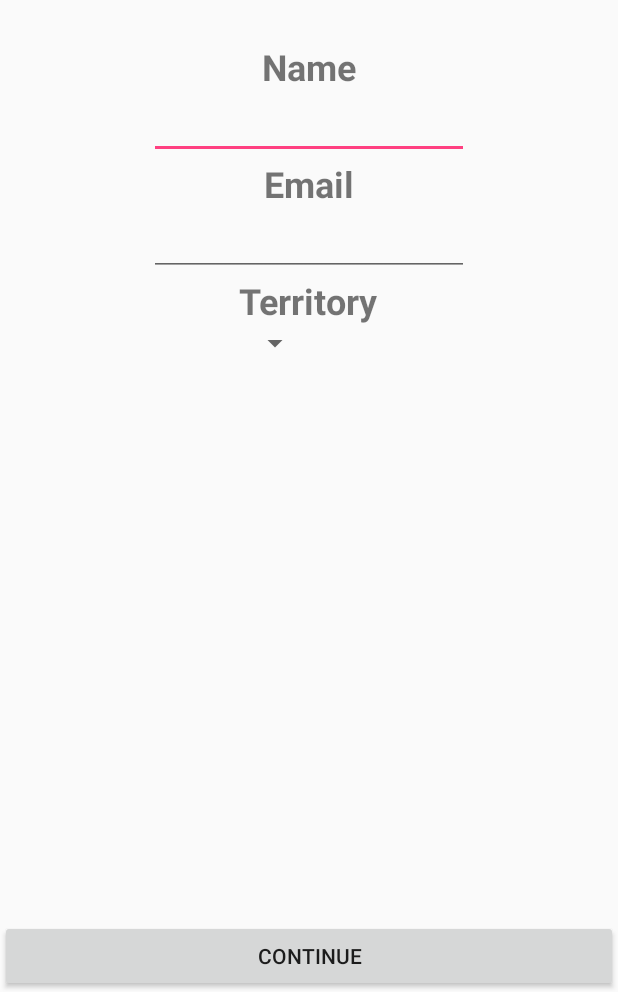
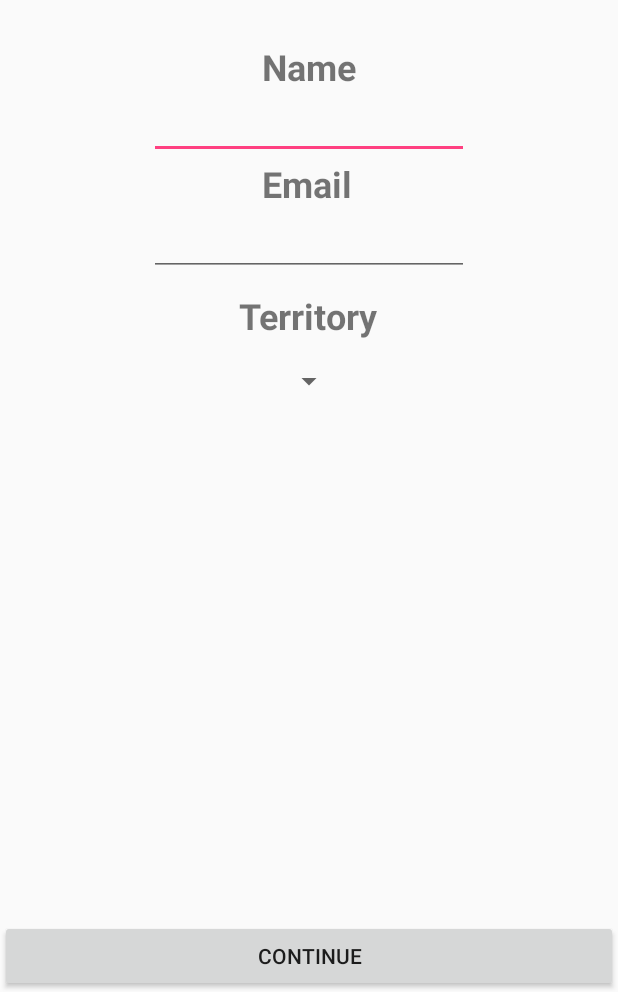
Before and after one commit to TransCoders/The_Elucidated, an Android app: the layout data_screen_activity.xml on its own in the app's theme, with its tools: preview values and no code run, on a phone screen of 412 x 824 dp, the part 244-1236 px from its top. Run offline under Robolectric (Android 15) with nearby library versions, the phone set to English and light mode, and no system bars.

Commit message:
Τώρα έχει ύπνο!

```diff
--- a/app/src/main/res/layout/data_screen_activity.xml
+++ b/app/src/main/res/layout/data_screen_activity.xml
@@ -72,6 +72,14 @@
             android:textAlignment="center"
             android:labelFor="@+id/editText"/>
 
+        <Spinner
+            android:layout_width="wrap_content"
+            android:layout_height="wrap_content"
+            android:id="@+id/spinner"
+            android:layout_below="@+id/textView4"
+            android:layout_centerHorizontal="true"
+            android:layout_marginTop="15dp" />
+
         <EditText
             android:layout_width="wrap_content"
             android:layout_height="wrap_content"
@@ -79,9 +87,9 @@
             android:ems="10"
             android:id="@+id/editText2"
             android:textAlignment="center"
+            android:contentDescription="@string/Email"
             android:layout_below="@+id/textView3"
-            android:layout_alignStart="@+id/editText"
-            android:contentDescription="@string/Email" />
+            android:layout_alignStart="@+id/editText" />
 
         <TextView
             android:text="@string/Email"
@@ -91,9 +99,9 @@
             android:id="@+id/textView3"
             android:textStyle="normal|bold"
             android:textAlignment="center"
+            android:labelFor="@+id/editText2"
             android:layout_below="@+id/editText"
-            android:layout_centerHorizontal="true"
-            android:labelFor="@+id/editText2"/>
+            android:layout_alignStart="@+id/textView2" />
 
         <TextView
             android:text="@string/Territory"
@@ -103,16 +111,10 @@
             android:textSize="24sp"
             android:textStyle="normal|bold"
             android:textAlignment="center"
+            android:labelFor="@+id/spinner"
             android:layout_below="@+id/editText2"
             android:layout_centerHorizontal="true"
-            android:labelFor="@+id/spinner"/>
-
-        <Spinner
-            android:layout_width="wrap_content"
-            android:layout_height="wrap_content"
-            android:id="@+id/spinner"
-            android:layout_below="@+id/textView4"
-            android:layout_alignStart="@+id/textView4" />
+            android:layout_marginTop="10dp" />
 
 
     </RelativeLayout>
```
